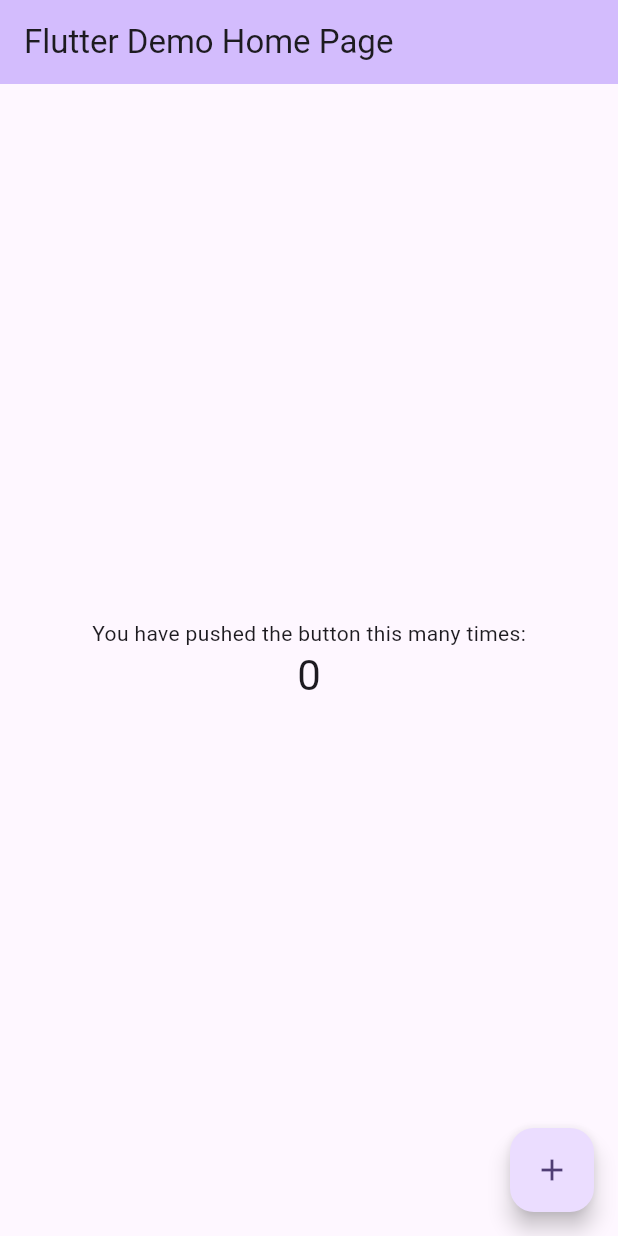
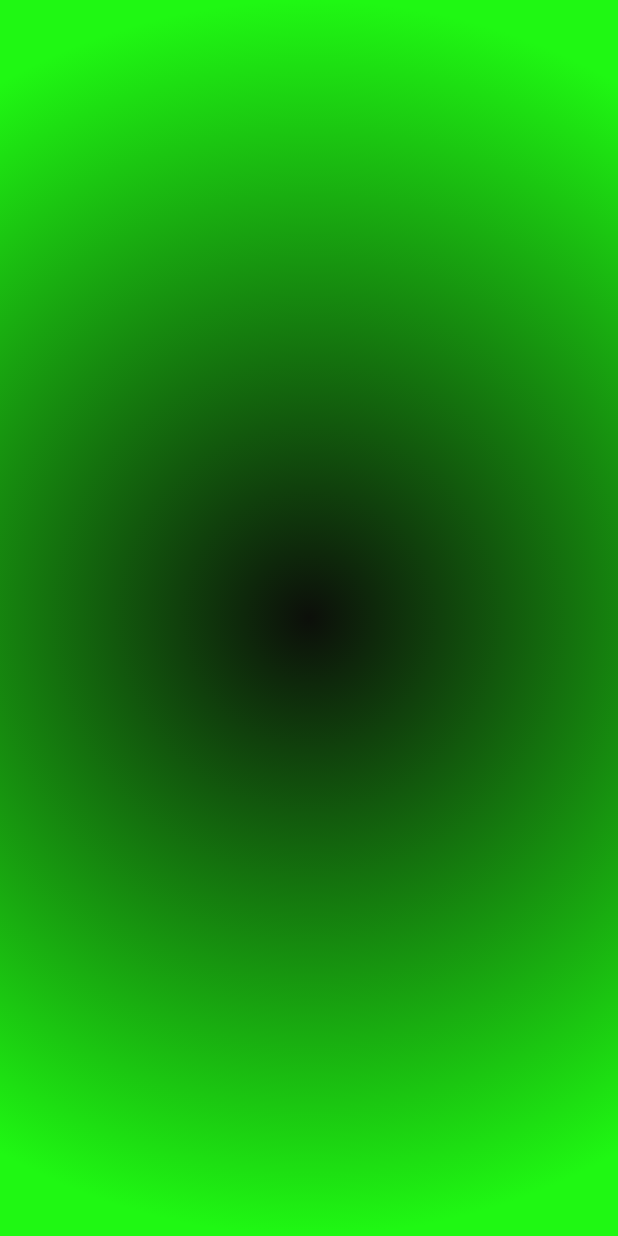
Before and after one commit to Alvin11David/UGANDA-EXPLORE, a Flutter app: the screen it shows after launch, on a phone screen of 412 x 824 dp. Run offline on Flutter 3.47's test engine with Material 3 defaults, Android fonts, the phone set to English and light mode, and no system bars; our stand-ins replace firebase_core; accounts and stored records are empty.

Commit message:
added the bg color

```diff
--- a/uganda_explore/lib/main.dart
+++ b/uganda_explore/lib/main.dart
@@ -1,6 +1,7 @@
 import 'package:firebase_core/firebase_core.dart';
 import 'package:flutter/material.dart';
 import 'package:uganda_explore/firebase_options.dart';
+import 'package:uganda_explore/screens/splash/splash_screen.dart';
 
 void main() async {
   WidgetsFlutterBinding.ensureInitialized();
@@ -37,7 +38,7 @@ class MyApp extends StatelessWidget {
         // tested with just a hot reload.
         colorScheme: ColorScheme.fromSeed(seedColor: Colors.deepPurple),
       ),
-      home: const MyHomePage(title: 'Flutter Demo Home Page'),
+      home: const SplashScreen(),
     );
   }
 }
--- a/uganda_explore/lib/screens/splash/splash_screen.dart
+++ b/uganda_explore/lib/screens/splash/splash_screen.dart
@@ -0,0 +1,23 @@
+import 'package:flutter/material.dart';
+
+class SplashScreen extends StatelessWidget {
+  const SplashScreen({super.key});
+
+  @override
+  Widget build(BuildContext context) {
+    return Scaffold(
+      body: Container(
+        decoration: const BoxDecoration(
+          gradient: RadialGradient(
+            center:Alignment.center,
+            radius: 1.0,
+            colors: [
+              Color(0xFF0C0F0A),
+              Color(0xFF1FF813),
+            ],
+          )
+        ),
+      )
+    );
+  }
+}
```
